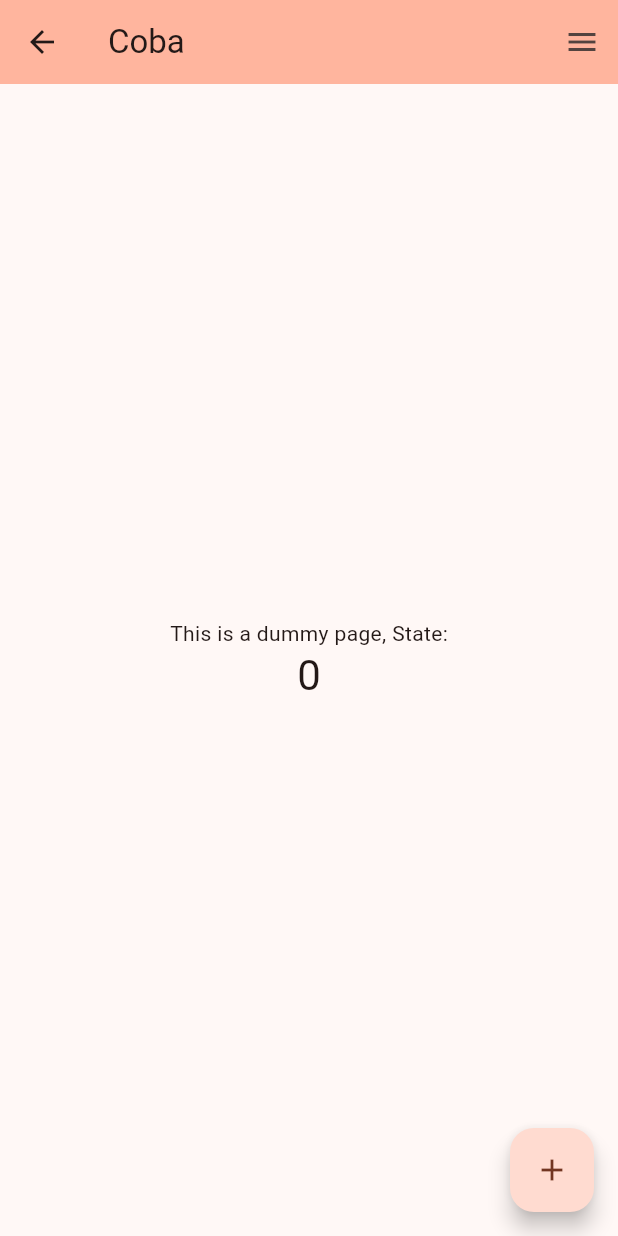
After one commit to WKLD-Labs/flutter_frontend, a Flutter app: the DaftarPertemuan screen opened by its route, on a phone screen of 412 x 824 dp. The commit adds this screen. Run offline on Flutter 3.47's test engine with Material 3 defaults, Android fonts, the light colour scheme and no system bars; our stand-ins replace flutter_dotenv, font_awesome_flutter, go_router, local_auth.

Commit message:
coba1
commit coba

```diff
--- a/lib/main.dart
+++ b/lib/main.dart
@@ -1,6 +1,7 @@
 import 'package:flutter/material.dart';
 import 'package:go_router/go_router.dart';
 import 'package:flutter_dotenv/flutter_dotenv.dart';
+import 'package:wkldlabs_flutter_frontend/views/DaftarPertemuan/pertemuan_page.dart';
 
 // Views for Routing
 import 'views/HomePage/home_page.dart';
@@ -33,7 +34,13 @@ final GoRouter _router = GoRouter(
           builder: (BuildContext context, GoRouterState state){
             return const LoginPage(title: 'Login Page');
           },
-        )
+        ),
+        GoRoute(
+          path: 'daftarpertemuan',
+          builder: (BuildContext context, GoRouterState state){
+            return const DaftarPertemuan(title: 'Coba');
+          },
+        ),
       ],
     ),
   ],
--- /dev/null
+++ b/lib/views/DaftarPertemuan/pertemuan_page.dart
@@ -0,0 +1,92 @@
+import 'package:flutter/material.dart';
+
+import '../../widgets/nav_drawer.dart';
+
+class DaftarPertemuan extends StatefulWidget {
+  const DaftarPertemuan({super.key, required this.title});
+
+  // This widget is the home page of your application. It is stateful, meaning
+  // that it has a State object (defined below) that contains fields that affect
+  // how it looks.
+
+  // This class is the configuration for the state. It holds the values (in this
+  // case the title) provided by the parent (in this case the App widget) and
+  // used by the build method of the State. Fields in a Widget subclass are
+  // always marked "final".
+
+  final String title;
+
+  @override
+  State<DaftarPertemuan> createState() => _DaftarPertemuan();
+}
+
+class _DaftarPertemuan extends State<DaftarPertemuan> {
+  int _counter = 0;
+
+  void _incrementCounter() {
+    setState(() {
+      // This call to setState tells the Flutter framework that something has
+      // changed in this State, which causes it to rerun the build method below
+      // so that the display can reflect the updated values. If we changed
+      // _counter without calling setState(), then the build method would not be
+      // called again, and so nothing would appear to happen.
+      _counter++;
+    });
+  }
+
+  @override
+  Widget build(BuildContext context) {
+    // This method is rerun every time setState is called, for instance as done
+    // by the _incrementCounter method above.
+    //
+    // The Flutter framework has been optimized to make rerunning build methods
+    // fast, so that you can just rebuild anything that needs updating rather
+    // than having to individually change instances of widgets.
+    return Scaffold(
+      appBar: AppBar(
+        // TRY THIS: Try changing the color here to a specific color (to
+        // Colors.amber, perhaps?) and trigger a hot reload to see the AppBar
+        // change color while the other colors stay the same.
+        backgroundColor: Theme.of(context).colorScheme.inversePrimary,
+        // Here we take the value from the DummyPage object that was created by
+        // the App.build method, and use it to set our appbar title.
+        title: Text(widget.title),
+      ),
+      body: Center(
+        // Center is a layout widget. It takes a single child and positions it
+        // in the middle of the parent.
+        child: Column(
+          // Column is also a layout widget. It takes a list of children and
+          // arranges them vertically. By default, it sizes itself to fit its
+          // children horizontally, and tries to be as tall as its parent.
+          //
+          // Column has various properties to control how it sizes itself and
+          // how it positions its children. Here we use mainAxisAlignment to
+          // center the children vertically; the main axis here is the vertical
+          // axis because Columns are vertical (the cross axis would be
+          // horizontal).
+          //
+          // TRY THIS: Invoke "debug painting" (choose the "Toggle Debug Paint"
+          // action in the IDE, or press "p" in the console), to see the
+          // wireframe for each widget.
+          mainAxisAlignment: MainAxisAlignment.center,
+          children: <Widget>[
+            const Text(
+              'This is a dummy page, State:',
+            ),
+            Text(
+              '$_counter',
+              style: Theme.of(context).textTheme.headlineMedium,
+            ),
+          ],
+        ),
+      ),
+      floatingActionButton: FloatingActionButton(
+        onPressed: _incrementCounter,
+        tooltip: 'Increment',
+        child: const Icon(Icons.add),
+      ), // This trailing comma makes auto-formatting nicer for build methods.
+      endDrawer: NavDrawer(context),
+    );
+  }
+}
--- a/lib/widgets/nav_drawer.dart
+++ b/lib/widgets/nav_drawer.dart
@@ -1,4 +1,5 @@
 import 'package:flutter/material.dart';
+import 'package:flutter/widgets.dart';
 import 'package:go_router/go_router.dart';
 
 class _NavigationDestination {
@@ -25,6 +26,9 @@ class NavDrawer extends StatelessWidget {
     _NavigationDestination(
         'Login', Icon(Icons.login_outlined), Icon(Icons.login), '/login'
     ),
+    _NavigationDestination(
+        'Pertemuan', Icon(Icons.egg_outlined), Icon(Icons.egg), '/pertemuan'
+    )
   ];
 
 
```
